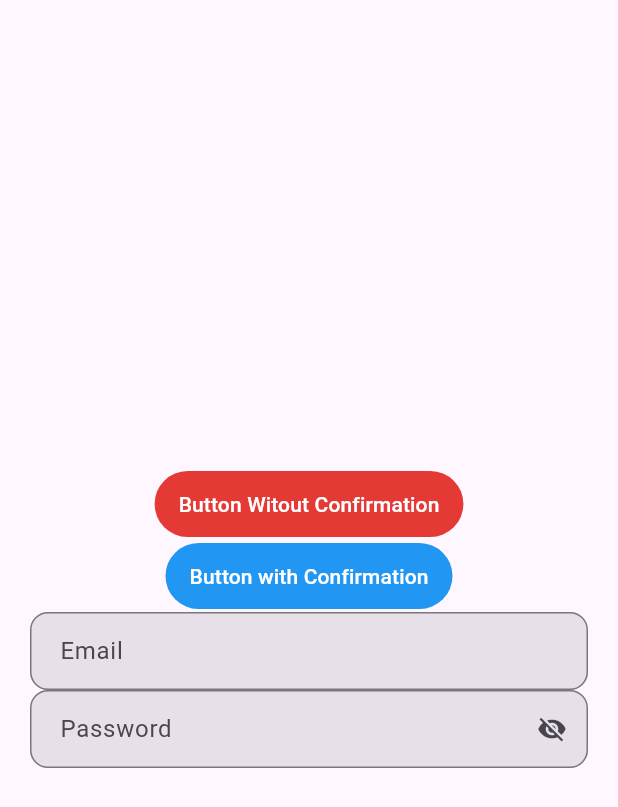
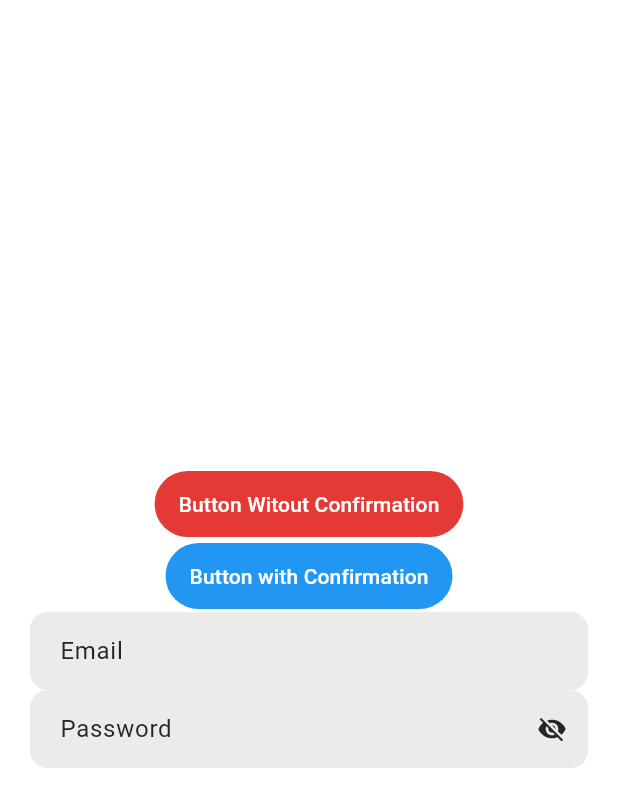
Before and after one commit to bboysidou/reusable_shit, a Flutter app: the screen it shows after launch, on a phone screen of 412 x 824 dp. Shown: the top 807 px of the screen. Run offline on Flutter 3.47's test engine with Material 3 defaults, Android fonts, the light colour scheme and no system bars.

Commit message:
feat: add custom theme with constants

```diff
--- /dev/null
+++ b/flutter/app/lib/core/helpers/constants.dart
@@ -0,0 +1,15 @@
+class Constants {
+  static const String appName = 'Reusable Shit';
+  static const String appVersion = '1.0.0';
+  static const String baseUrl = 'http://localhost:3000';
+
+  static const double paddingXS = 10.0;
+  static const double paddingSM = 15.0;
+  static const double paddingMD = 20.0;
+  static const double paddingLG = 25.0;
+  static const double paddingXL = 30.0;
+
+  static const double radiusSM = 10.0;
+  static const double radiusMD = 15.0;
+  static const double radiusLG = 20.0;
+}
--- /dev/null
+++ b/flutter/app/lib/core/helpers/theme/Custom_colors.dart
@@ -0,0 +1,26 @@
+import 'package:flutter/material.dart';
+
+class ColorsManager {
+  //INFO: Colors Light
+  static const Color background = Color(0xFFFFFFFF);
+  static const Color foreground = Color(0xFF252525);
+  static const Color primary = Color(0xFF353535);
+  static const Color primaryForeground = Color(0xFFFBFBFB);
+  static const Color secondary = Color(0xFFF8F8F8);
+  static const Color border = Color(0xFFEBEBEB);
+  static const Color input = border;
+  static const Color muted = Color(0xFF818181);
+  static const Color destructive = Color(0xFFE0453A);
+  static const Color success = Color(0xFF059669);
+  static const Color pending = Color(0xFFFACC15);
+  static const Color warning = Color(0xFFDB6502);
+
+  //INFO: Colors Dark
+  static const Color backgroundDark = foreground;
+  static const Color foregroundDark = background;
+  static const Color secondaryForeground = primary;
+  static const Color borderDark = Color(0xFF1A1A1A);
+  static const Color inputDark = Color(0xFF262626);
+}
+
+class GradientManager {}
--- /dev/null
+++ b/flutter/app/lib/core/helpers/theme/global/Input_border.dart
@@ -0,0 +1,12 @@
+import 'package:app/core/helpers/constants.dart';
+import 'package:flutter/material.dart';
+
+class InputBorderConstant {
+  static OutlineInputBorder borderTheme({required Color color}) =>
+      OutlineInputBorder(
+        borderSide: BorderSide(color: color, width: 2.0),
+        borderRadius: const BorderRadius.all(
+          Radius.circular(Constants.radiusSM),
+        ),
+      );
+}
--- /dev/null
+++ b/flutter/app/lib/core/helpers/theme/global/theme.dart
@@ -0,0 +1,104 @@
+import 'package:flutter/material.dart';
+
+import '../../constants.dart';
+import '../Custom_colors.dart';
+import 'Input_border.dart';
+
+class AppThemes {
+  static ThemeData lightTheme() {
+    const lightColorScheme = ColorScheme(
+      brightness: Brightness.light,
+      primary: ColorsManager.primary,
+      onPrimary: ColorsManager.primaryForeground,
+      secondary: ColorsManager.secondary,
+      onSecondary: ColorsManager.foreground,
+      error: ColorsManager.destructive,
+      onError: ColorsManager.background,
+      surface: ColorsManager.background,
+      onSurface: ColorsManager.foreground,
+      outline: ColorsManager.border,
+      surfaceContainerHighest: ColorsManager.secondary,
+      inverseSurface: ColorsManager.foreground,
+      onInverseSurface: ColorsManager.background,
+    );
+
+    return ThemeData(
+      brightness: Brightness.light,
+      colorScheme: lightColorScheme,
+      scaffoldBackgroundColor: ColorsManager.background,
+      useMaterial3: true,
+      inputDecorationTheme: InputDecorationTheme(
+        filled: true,
+        fillColor: ColorsManager.input,
+        contentPadding: const EdgeInsets.all(Constants.paddingSM),
+        enabledBorder: InputBorderConstant.borderTheme(
+          color: ColorsManager.border,
+        ),
+        focusedBorder: InputBorderConstant.borderTheme(
+          color: ColorsManager.primary,
+        ),
+        errorBorder: InputBorderConstant.borderTheme(
+          color: ColorsManager.destructive,
+        ),
+        focusedErrorBorder: InputBorderConstant.borderTheme(
+          color: ColorsManager.destructive,
+        ),
+        disabledBorder: InputBorderConstant.borderTheme(
+          color: ColorsManager.muted,
+        ),
+      ),
+      textTheme: Typography.material2021().black.apply(
+        bodyColor: ColorsManager.foreground,
+        displayColor: ColorsManager.foreground,
+      ),
+    );
+  }
+
+  static ThemeData darkTheme() {
+    const darkColorScheme = ColorScheme(
+      brightness: Brightness.dark,
+      primary: ColorsManager.primary,
+      onPrimary: ColorsManager.primaryForeground,
+      secondary: ColorsManager.secondary,
+      onSecondary: ColorsManager.foregroundDark,
+      error: ColorsManager.destructive,
+      onError: ColorsManager.backgroundDark,
+      surface: ColorsManager.backgroundDark,
+      onSurface: ColorsManager.foregroundDark,
+      outline: ColorsManager.borderDark,
+      inverseSurface: ColorsManager.foregroundDark,
+      onInverseSurface: ColorsManager.backgroundDark,
+    );
+
+    return ThemeData(
+      brightness: Brightness.dark,
+      colorScheme: darkColorScheme,
+      scaffoldBackgroundColor: ColorsManager.backgroundDark,
+      useMaterial3: true,
+      inputDecorationTheme: InputDecorationTheme(
+        filled: true,
+        fillColor: ColorsManager.inputDark,
+        contentPadding: const EdgeInsets.all(Constants.paddingSM),
+        enabledBorder: InputBorderConstant.borderTheme(
+          color: ColorsManager.borderDark,
+        ),
+        focusedBorder: InputBorderConstant.borderTheme(
+          color: ColorsManager.primary,
+        ),
+        errorBorder: InputBorderConstant.borderTheme(
+          color: ColorsManager.destructive,
+        ),
+        focusedErrorBorder: InputBorderConstant.borderTheme(
+          color: ColorsManager.destructive,
+        ),
+        disabledBorder: InputBorderConstant.borderTheme(
+          color: ColorsManager.muted,
+        ),
+      ),
+      textTheme: Typography.material2021().white.apply(
+        bodyColor: ColorsManager.foregroundDark,
+        displayColor: ColorsManager.foregroundDark,
+      ),
+    );
+  }
+}
--- a/flutter/app/lib/main.dart
+++ b/flutter/app/lib/main.dart
@@ -1,6 +1,7 @@
 import 'package:app/widgets/action_button/Action.button.widget.dart';
 import 'package:flutter/material.dart';
 
+import 'core/helpers/theme/global/theme.dart';
 import 'widgets/custom_input/Custom_input.widget.dart';
 import 'widgets/custom_scafford/Custom_scaffold.widget.dart';
 
@@ -14,11 +15,10 @@ class MyApp extends StatelessWidget {
   @override
   Widget build(BuildContext context) {
     return MaterialApp(
-      title: 'Flutter Demo',
+      title: 'Reusable Shit',
       debugShowCheckedModeBanner: false,
-      theme: ThemeData(
-        colorScheme: ColorScheme.fromSeed(seedColor: Colors.deepPurple),
-      ),
+      theme: AppThemes.lightTheme(),
+      darkTheme: AppThemes.darkTheme(),
       home: const MyHomePage(title: 'Flutter Demo Home Page'),
     );
   }
@@ -37,7 +37,6 @@ class _MyHomePageState extends State<MyHomePage> {
   @override
   Widget build(BuildContext context) {
     return CustomScaffoldWidget(
-      child: Center(
       child: Column(
         mainAxisAlignment: MainAxisAlignment.center,
         children: <Widget>[
@@ -88,8 +87,8 @@ class _MyHomePageState extends State<MyHomePage> {
             label: "Password",
             fieldType: FieldType.password,
           ),
+          // LoaderWidget(),
         ],
-        ),
       ),
     );
   }
--- /dev/null
+++ b/flutter/app/lib/widgets/loaders/Loader.widget.dart
@@ -0,0 +1,20 @@
+import 'package:flutter/material.dart';
+
+class LoaderWidget extends StatelessWidget {
+  final double size;
+  const LoaderWidget({this.size = 50, super.key});
+
+  @override
+  Widget build(BuildContext context) {
+    return Center(
+      child: SizedBox(
+        height: size,
+        width: size,
+        child: CircularProgressIndicator(
+          backgroundColor: Theme.of(context).colorScheme.surface,
+          color: Theme.of(context).colorScheme.primary,
+        ),
+      ),
+    );
+  }
+}
```
Lines whose indentation alone changed are shown as unchanged.
